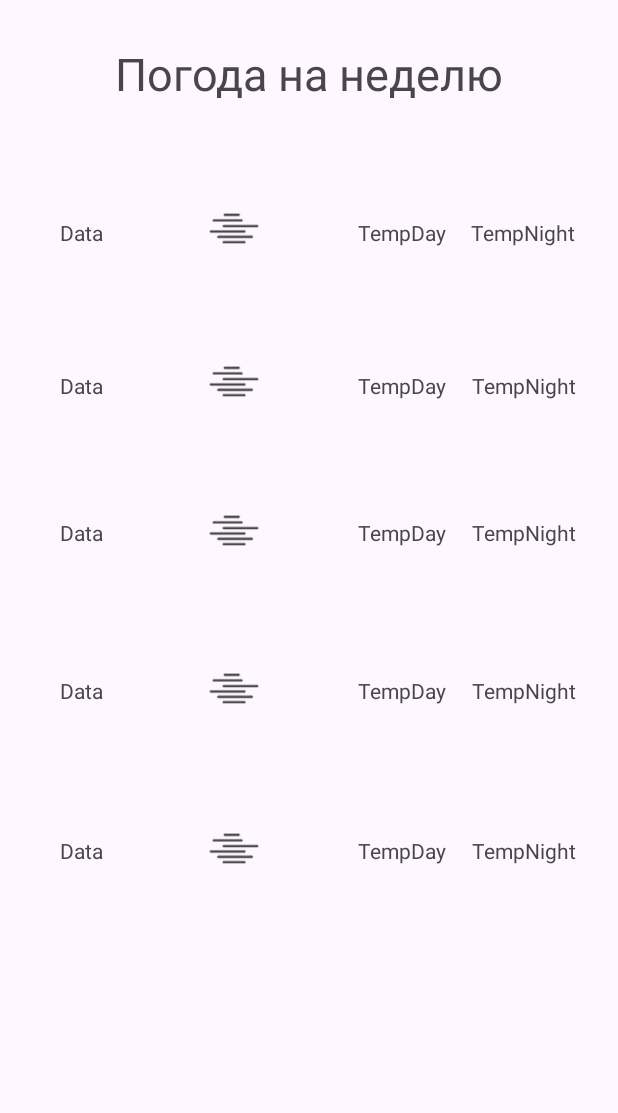
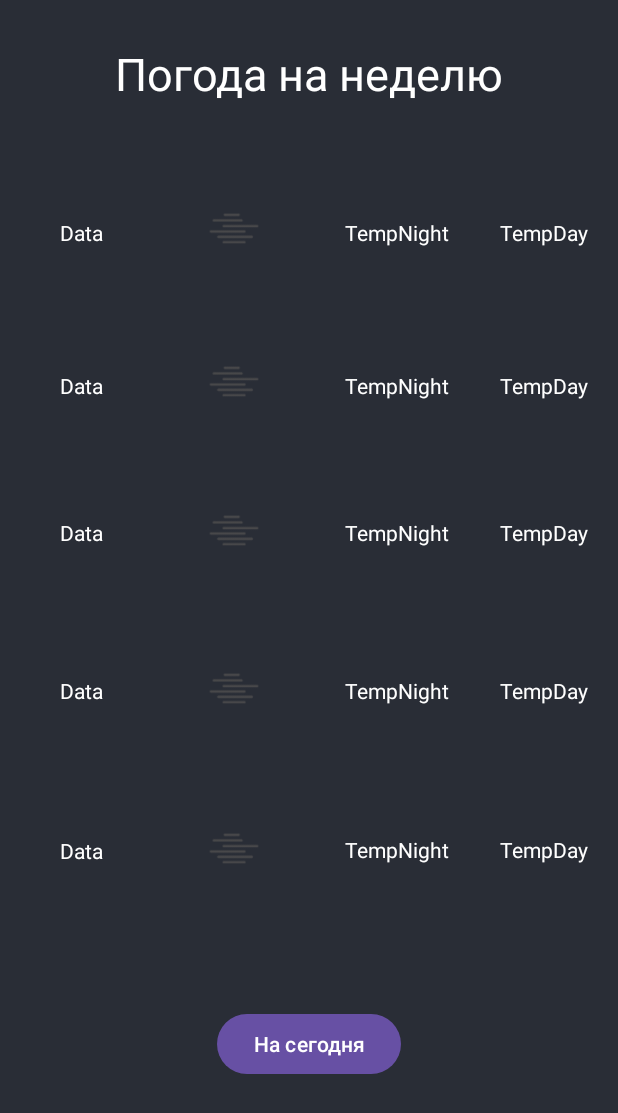
Before and after one commit to Leturgone/WeatherApp, an Android app: the SecondActivity screen opened directly, with no data from a screen before it, on a phone screen of 412 x 824 dp. Shown: the top 1113 px of the screen. Run offline under Robolectric (Android 15) with nearby library versions, the phone set to English and light mode, and no system bars.

Commit message:
Измнене дизайн второго окна

```diff
--- a/app/src/main/res/layout/activity_second.xml
+++ b/app/src/main/res/layout/activity_second.xml
@@ -4,6 +4,7 @@
     xmlns:tools="http://schemas.android.com/tools"
     android:layout_width="match_parent"
     android:layout_height="match_parent"
+    android:background="@color/black_shade"
     tools:context=".SecondActivity">
 
 
@@ -27,30 +28,6 @@
         app:layout_constraintBottom_toBottomOf="parent"
         app:layout_constraintEnd_toEndOf="parent"
         app:layout_constraintHorizontal_bias="0.104"
-        app:layout_constraintStart_toStartOf="parent"
-        app:layout_constraintTop_toTopOf="parent"
-        app:layout_constraintVertical_bias="0.693" />
-
-    <TextView
-        android:id="@+id/textView16"
-        android:layout_width="wrap_content"
-        android:layout_height="wrap_content"
-        android:text="TempNight"
-        app:layout_constraintBottom_toBottomOf="parent"
-        app:layout_constraintEnd_toEndOf="parent"
-        app:layout_constraintHorizontal_bias="0.918"
-        app:layout_constraintStart_toStartOf="parent"
-        app:layout_constraintTop_toTopOf="parent"
-        app:layout_constraintVertical_bias="0.693" />
-
-    <TextView
-        android:id="@+id/textView15"
-        android:layout_width="wrap_content"
-        android:layout_height="wrap_content"
-        android:text="TempDay"
-        app:layout_constraintBottom_toBottomOf="parent"
-        app:layout_constraintEnd_toEndOf="parent"
-        app:layout_constraintHorizontal_bias="0.676"
         app:layout_constraintStart_toStartOf="parent"
         app:layout_constraintTop_toTopOf="parent"
         app:layout_constraintVertical_bias="0.693" />
@@ -79,30 +56,6 @@
         app:layout_constraintTop_toTopOf="parent"
         app:layout_constraintVertical_bias="0.56" />
 
-    <TextView
-        android:id="@+id/textView13"
-        android:layout_width="wrap_content"
-        android:layout_height="wrap_content"
-        android:text="TempNight"
-        app:layout_constraintBottom_toBottomOf="parent"
-        app:layout_constraintEnd_toEndOf="parent"
-        app:layout_constraintHorizontal_bias="0.918"
-        app:layout_constraintStart_toStartOf="parent"
-        app:layout_constraintTop_toTopOf="parent"
-        app:layout_constraintVertical_bias="0.56" />
-
-    <TextView
-        android:id="@+id/textView12"
-        android:layout_width="wrap_content"
-        android:layout_height="wrap_content"
-        android:text="TempDay"
-        app:layout_constraintBottom_toBottomOf="parent"
-        app:layout_constraintEnd_toEndOf="parent"
-        app:layout_constraintHorizontal_bias="0.676"
-        app:layout_constraintStart_toStartOf="parent"
-        app:layout_constraintTop_toTopOf="parent"
-        app:layout_constraintVertical_bias="0.56" />
-
     <ImageView
         android:id="@+id/imageView3"
         android:layout_width="60sp"
@@ -114,30 +67,6 @@
         app:layout_constraintTop_toTopOf="parent"
         app:layout_constraintVertical_bias="0.423"
         app:srcCompat="@drawable/d50d" />
-
-    <TextView
-        android:id="@+id/textView9"
-        android:layout_width="wrap_content"
-        android:layout_height="wrap_content"
-        android:text="TempDay"
-        app:layout_constraintBottom_toBottomOf="parent"
-        app:layout_constraintEnd_toEndOf="parent"
-        app:layout_constraintHorizontal_bias="0.676"
-        app:layout_constraintStart_toStartOf="parent"
-        app:layout_constraintTop_toTopOf="parent"
-        app:layout_constraintVertical_bias="0.429" />
-
-    <TextView
-        android:id="@+id/textView10"
-        android:layout_width="wrap_content"
-        android:layout_height="wrap_content"
-        android:text="TempNight"
-        app:layout_constraintBottom_toBottomOf="parent"
-        app:layout_constraintEnd_toEndOf="parent"
-        app:layout_constraintHorizontal_bias="0.918"
-        app:layout_constraintStart_toStartOf="parent"
-        app:layout_constraintTop_toTopOf="parent"
-        app:layout_constraintVertical_bias="0.429" />
 
     <TextView
         android:id="@+id/textView8"
@@ -174,30 +103,6 @@
         app:layout_constraintTop_toTopOf="parent"
         app:layout_constraintVertical_bias="0.293"
         app:srcCompat="@drawable/d50d" />
-
-    <TextView
-        android:id="@+id/textView6"
-        android:layout_width="wrap_content"
-        android:layout_height="wrap_content"
-        android:text="TempDay"
-        app:layout_constraintBottom_toBottomOf="parent"
-        app:layout_constraintEnd_toEndOf="parent"
-        app:layout_constraintHorizontal_bias="0.676"
-        app:layout_constraintStart_toStartOf="parent"
-        app:layout_constraintTop_toTopOf="parent"
-        app:layout_constraintVertical_bias="0.307" />
-
-    <TextView
-        android:id="@+id/textView7"
-        android:layout_width="wrap_content"
-        android:layout_height="wrap_content"
-        android:text="TempNight"
-        app:layout_constraintBottom_toBottomOf="parent"
-        app:layout_constraintEnd_toEndOf="parent"
-        app:layout_constraintHorizontal_bias="0.918"
-        app:layout_constraintStart_toStartOf="parent"
-        app:layout_constraintTop_toTopOf="parent"
-        app:layout_constraintVertical_bias="0.307" />
 
     <TextView
         android:id="@+id/textView"
@@ -237,26 +142,133 @@
         app:srcCompat="@drawable/d50d" />
 
     <TextView
+        android:id="@+id/textView4"
+        android:layout_width="wrap_content"
+        android:layout_height="wrap_content"
+        android:text="TempNight"
+        app:layout_constraintBottom_toBottomOf="parent"
+        app:layout_constraintEnd_toEndOf="parent"
+        app:layout_constraintHorizontal_bias="0.672"
+        app:layout_constraintStart_toStartOf="parent"
+        app:layout_constraintTop_toTopOf="parent"
+        app:layout_constraintVertical_bias="0.181" />
+
+    <TextView
+        android:id="@+id/textView6"
+        android:layout_width="wrap_content"
+        android:layout_height="wrap_content"
+        android:text="TempDay"
+        app:layout_constraintBottom_toBottomOf="parent"
+        app:layout_constraintEnd_toEndOf="parent"
+        app:layout_constraintHorizontal_bias="0.943"
+        app:layout_constraintStart_toStartOf="parent"
+        app:layout_constraintTop_toTopOf="parent"
+        app:layout_constraintVertical_bias="0.307" />
+
+    <TextView
+        android:id="@+id/textView10"
+        android:layout_width="wrap_content"
+        android:layout_height="wrap_content"
+        android:text="TempNight"
+        app:layout_constraintBottom_toBottomOf="parent"
+        app:layout_constraintEnd_toEndOf="parent"
+        app:layout_constraintHorizontal_bias="0.672"
+        app:layout_constraintStart_toStartOf="parent"
+        app:layout_constraintTop_toTopOf="parent"
+        app:layout_constraintVertical_bias="0.429" />
+
+    <TextView
+        android:id="@+id/textView15"
+        android:layout_width="wrap_content"
+        android:layout_height="wrap_content"
+        android:text="TempDay"
+        app:layout_constraintBottom_toBottomOf="parent"
+        app:layout_constraintEnd_toEndOf="parent"
+        app:layout_constraintHorizontal_bias="0.943"
+        app:layout_constraintStart_toStartOf="parent"
+        app:layout_constraintTop_toTopOf="parent"
+        app:layout_constraintVertical_bias="0.692" />
+
+    <TextView
+        android:id="@+id/textView7"
+        android:layout_width="wrap_content"
+        android:layout_height="wrap_content"
+        android:text="TempNight"
+        app:layout_constraintBottom_toBottomOf="parent"
+        app:layout_constraintEnd_toEndOf="parent"
+        app:layout_constraintHorizontal_bias="0.672"
+        app:layout_constraintStart_toStartOf="parent"
+        app:layout_constraintTop_toTopOf="parent"
+        app:layout_constraintVertical_bias="0.307" />
+
+    <TextView
+        android:id="@+id/textView16"
+        android:layout_width="wrap_content"
+        android:layout_height="wrap_content"
+        android:text="TempNight"
+        app:layout_constraintBottom_toBottomOf="parent"
+        app:layout_constraintEnd_toEndOf="parent"
+        app:layout_constraintHorizontal_bias="0.672"
+        app:layout_constraintStart_toStartOf="parent"
+        app:layout_constraintTop_toTopOf="parent"
+        app:layout_constraintVertical_bias="0.692" />
+
+    <TextView
+        android:id="@+id/textView13"
+        android:layout_width="wrap_content"
+        android:layout_height="wrap_content"
+        android:text="TempNight"
+        app:layout_constraintBottom_toBottomOf="parent"
+        app:layout_constraintEnd_toEndOf="parent"
+        app:layout_constraintHorizontal_bias="0.672"
+        app:layout_constraintStart_toStartOf="parent"
+        app:layout_constraintTop_toTopOf="parent"
+        app:layout_constraintVertical_bias="0.56" />
+
+    <TextView
         android:id="@+id/textView3"
         android:layout_width="wrap_content"
         android:layout_height="wrap_content"
         android:text="TempDay"
         app:layout_constraintBottom_toBottomOf="parent"
         app:layout_constraintEnd_toEndOf="parent"
-        app:layout_constraintHorizontal_bias="0.676"
+        app:layout_constraintHorizontal_bias="0.943"
         app:layout_constraintStart_toStartOf="parent"
         app:layout_constraintTop_toTopOf="parent"
         app:layout_constraintVertical_bias="0.181" />
 
     <TextView
-        android:id="@+id/textView4"
+        android:id="@+id/textView9"
         android:layout_width="wrap_content"
         android:layout_height="wrap_content"
-        android:text="TempNight"
+        android:text="TempDay"
         app:layout_constraintBottom_toBottomOf="parent"
         app:layout_constraintEnd_toEndOf="parent"
-        app:layout_constraintHorizontal_bias="0.917"
+        app:layout_constraintHorizontal_bias="0.943"
         app:layout_constraintStart_toStartOf="parent"
         app:layout_constraintTop_toTopOf="parent"
-        app:layout_constraintVertical_bias="0.181" />
+        app:layout_constraintVertical_bias="0.429" />
+
+    <TextView
+        android:id="@+id/textView12"
+        android:layout_width="wrap_content"
+        android:layout_height="wrap_content"
+        android:text="TempDay"
+        app:layout_constraintBottom_toBottomOf="parent"
+        app:layout_constraintEnd_toEndOf="parent"
+        app:layout_constraintHorizontal_bias="0.943"
+        app:layout_constraintStart_toStartOf="parent"
+        app:layout_constraintTop_toTopOf="parent"
+        app:layout_constraintVertical_bias="0.56" />
+
+    <Button
+        android:id="@+id/button"
+        android:layout_width="wrap_content"
+        android:layout_height="wrap_content"
+        android:text="На сегодня"
+        app:layout_constraintBottom_toBottomOf="parent"
+        app:layout_constraintEnd_toEndOf="parent"
+        app:layout_constraintStart_toStartOf="parent"
+        app:layout_constraintTop_toTopOf="parent"
+        app:layout_constraintVertical_bias="0.866" />
 </androidx.constraintlayout.widget.ConstraintLayout>
--- a/app/src/main/res/values/themes.xml
+++ b/app/src/main/res/values/themes.xml
@@ -1,8 +1,7 @@
 <resources xmlns:tools="http://schemas.android.com/tools">
     <!-- Base application theme. -->
     <style name="Base.Theme.WeatherApp" parent="Theme.Material3.DayNight.NoActionBar">
-        <!-- Customize your light theme here. -->
-        <!-- <item name="colorPrimary">@color/my_light_primary</item> -->
+        <item name="android:textColor">@color/white</item>
     </style>
 
     <style name="Theme.WeatherApp" parent="Base.Theme.WeatherApp" />
```
